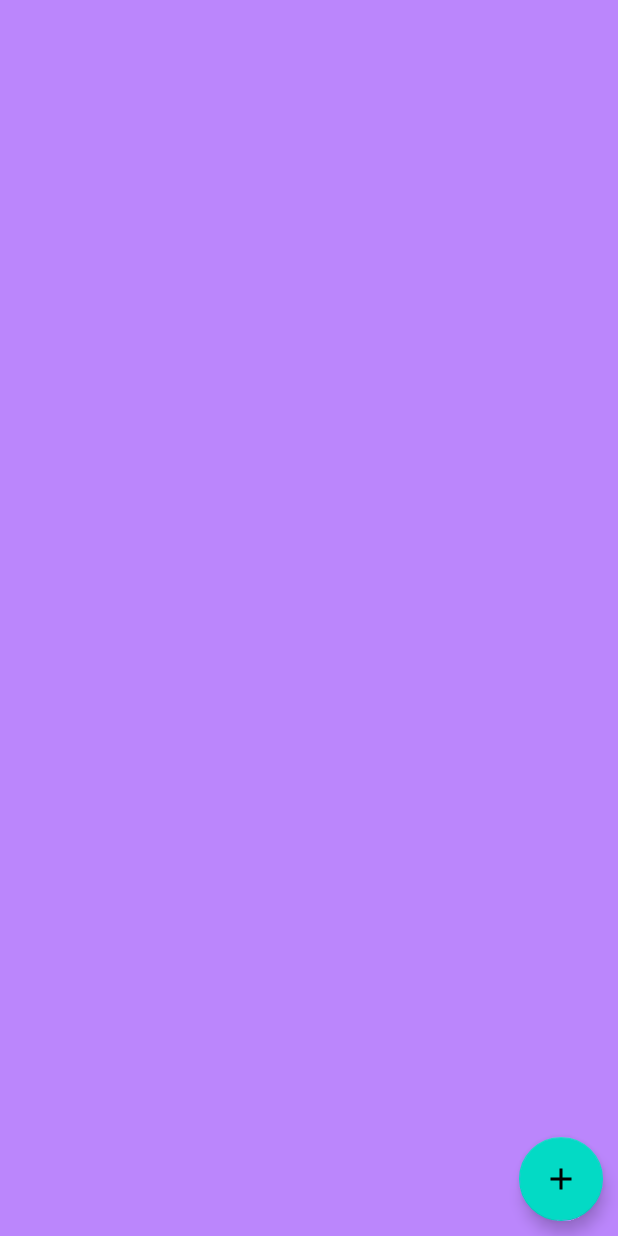
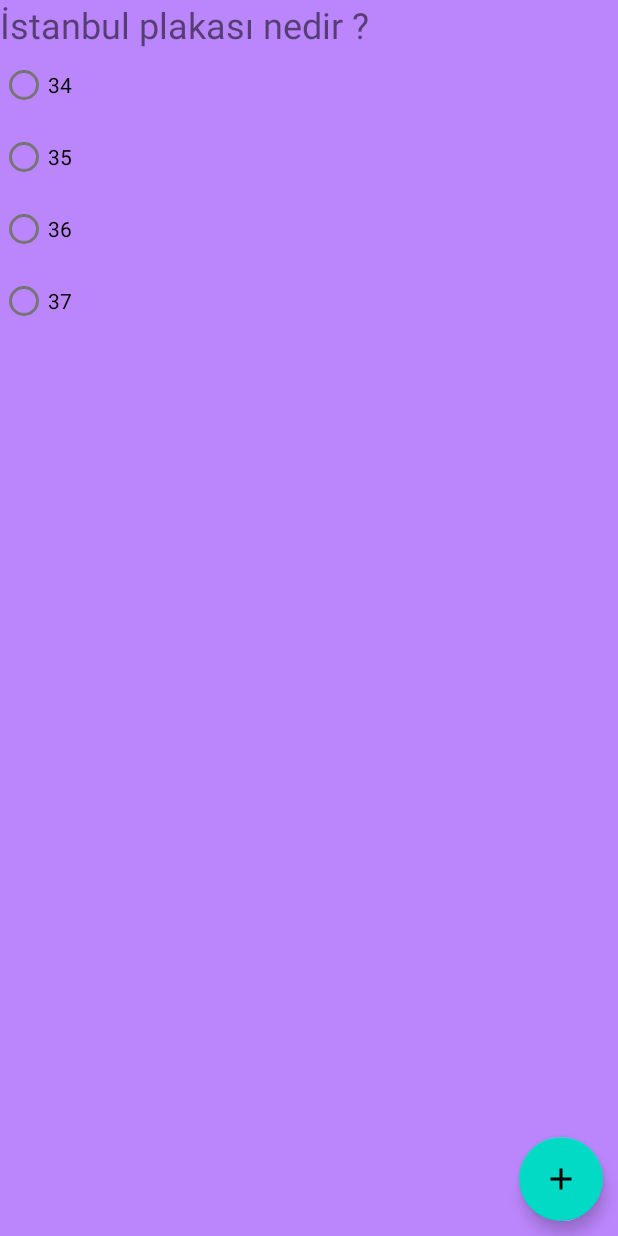
Before and after one commit to sahranurer/BootcampTekrarHepsiburada, an Android app: the screen it shows after launch (QuestionsActivity), on a phone screen of 412 x 824 dp. Run offline under Robolectric (Android 15) with nearby library versions, the phone set to English and light mode, and no system bars.

Commit message:
Soru ekleme işlemi recyclerview,adapter işlevlerinin kullanılması sağlandı.

```diff
--- a/app/src/main/AndroidManifest.xml
+++ b/app/src/main/AndroidManifest.xml
@@ -10,11 +10,11 @@
         android:supportsRtl="true"
         android:theme="@style/Theme.BootcampTekrarHepsiburada">
         <activity
-            android:name=".bilgiyarismasi.model.AddNewQuestionsActivity"
+            android:name=".bilgiyarismasi.question.AddNewQuestionsActivity"
             android:windowSoftInputMode="adjustResize"
             android:exported="true" />
         <activity
-            android:name=".bilgiyarismasi.model.QuestionsActivity"
+            android:name=".bilgiyarismasi.question.QuestionsActivity"
             android:exported="true">
         <intent-filter>
             <action android:name="android.intent.action.MAIN" />
--- a/app/src/main/java/com/sahraer/bootcamptekrarhepsiburada/MainActivity.kt
+++ b/app/src/main/java/com/sahraer/bootcamptekrarhepsiburada/MainActivity.kt
@@ -5,7 +5,7 @@ import androidx.appcompat.app.AppCompatActivity
 import android.os.Bundle
 import android.util.Log
 import android.view.View
-import com.sahraer.bootcamptekrarhepsiburada.bilgiyarismasi.model.QuestionsActivity
+import com.sahraer.bootcamptekrarhepsiburada.bilgiyarismasi.question.QuestionsActivity
 
 class MainActivity : AppCompatActivity() {
     val buttonQuestions by lazy {findViewById<View>(R.id.button_questions)}
--- /dev/null
+++ b/app/src/main/java/com/sahraer/bootcamptekrarhepsiburada/bilgiyarismasi/data/CampHelper.kt
@@ -0,0 +1,21 @@
+package com.sahraer.bootcamptekrarhepsiburada.bilgiyarismasi.data
+
+import com.sahraer.bootcamptekrarhepsiburada.bilgiyarismasi.data.model.Answer
+import com.sahraer.bootcamptekrarhepsiburada.bilgiyarismasi.data.model.Question
+
+object CampHelper {
+
+    val list = arrayListOf(Question(
+        question = "İstanbul plakası nedir ?",
+        answers = arrayListOf(
+        Answer(type = "A",answer = "34"),
+        Answer(type = "B",answer = "35") ,
+        Answer(type = "C",answer = "36"),
+        Answer(type = "D",answer = "37")
+    ),
+    correntAnswer = "C"))
+
+
+
+
+}
--- /dev/null
+++ b/app/src/main/java/com/sahraer/bootcamptekrarhepsiburada/bilgiyarismasi/data/model/Answer.kt
@@ -0,0 +1,3 @@
+package com.sahraer.bootcamptekrarhepsiburada.bilgiyarismasi.data.model
+
+data class Answer(val type:String,val answer:String)
--- /dev/null
+++ b/app/src/main/java/com/sahraer/bootcamptekrarhepsiburada/bilgiyarismasi/data/model/Question.kt
@@ -0,0 +1,11 @@
+package com.sahraer.bootcamptekrarhepsiburada.bilgiyarismasi.data.model
+
+data class Question(val question:String,
+                    val answers:ArrayList<Answer>,
+                    val correntAnswer:String)  // data class nedir -dataya eklenen kısımlar eklenebilir
+
+{
+    fun countAnswer() : Int{
+        return answers.count()
+    }
+}
--- a/app/src/main/java/com/sahraer/bootcamptekrarhepsiburada/bilgiyarismasi/model/QuestionsActivity.kt
+++ /dev/null
@@ -1,24 +0,0 @@
-package com.sahraer.bootcamptekrarhepsiburada.bilgiyarismasi.model
-
-import android.content.Intent
-import androidx.appcompat.app.AppCompatActivity
-import android.os.Bundle
-import android.view.View
-import com.sahraer.bootcamptekrarhepsiburada.R
-
-class QuestionsActivity : AppCompatActivity() {
-
-    private val fab by lazy{findViewById<View>(R.id.fab)}
-
-
-    override fun onCreate(savedInstanceState: Bundle?) {
-        super.onCreate(savedInstanceState)
-        setContentView(R.layout.activity_questions)
-
-        fab.setOnClickListener {
-            startActivity(Intent(this,AddNewQuestionsActivity::class.java))
-        }
-
-
-    }
-}
--- /dev/null
+++ b/app/src/main/java/com/sahraer/bootcamptekrarhepsiburada/bilgiyarismasi/question/QuestionAdapter.kt
@@ -0,0 +1,45 @@
+package com.sahraer.bootcamptekrarhepsiburada.bilgiyarismasi.question
+
+import android.view.LayoutInflater
+import android.view.View
+import android.view.ViewGroup
+import android.widget.RadioButton
+import android.widget.TextView
+import androidx.recyclerview.widget.RecyclerView
+import com.sahraer.bootcamptekrarhepsiburada.R
+import com.sahraer.bootcamptekrarhepsiburada.bilgiyarismasi.data.model.Question
+
+class QuestionAdapter(private val list:ArrayList<Question>) : RecyclerView.Adapter<QuestionAdapter.QuestionViewHolder>() {
+
+    inner class QuestionViewHolder(itemView: View): RecyclerView.ViewHolder(itemView){
+
+        private val questionTextView by lazy{itemView.findViewById<TextView>(R.id.text_view_question)}
+        private val aRadioButton by lazy{itemView.findViewById<RadioButton>(R.id.radio_button_a)}
+        private val bRadioButton by lazy{itemView.findViewById<RadioButton>(R.id.radio_button_b)}
+        private val cRadioButton by lazy{itemView.findViewById<RadioButton>(R.id.radio_button_c)}
+        private val dRadioButton by lazy{itemView.findViewById<RadioButton>(R.id.radio_button_d)}
+
+
+        fun bind(question: Question){
+
+            questionTextView.text = question.question // setleme işlemi
+            aRadioButton.text = question.answers[0].answer
+            bRadioButton.text =  question.answers[1].answer
+            cRadioButton.text =  question.answers[2].answer
+            dRadioButton.text =  question.answers[3].answer
+
+
+        }
+
+    }
+
+    override fun onCreateViewHolder(parent: ViewGroup, viewType: Int) = QuestionViewHolder(
+        LayoutInflater.from(parent.context).inflate(R.layout.item_question,parent,false)
+    )
+
+    override fun onBindViewHolder(holder: QuestionViewHolder, position: Int) {
+        holder.bind(list[position])
+    }
+
+    override fun getItemCount() = list.size
+}
--- /dev/null
+++ b/app/src/main/java/com/sahraer/bootcamptekrarhepsiburada/bilgiyarismasi/question/QuestionsActivity.kt
@@ -0,0 +1,75 @@
+package com.sahraer.bootcamptekrarhepsiburada.bilgiyarismasi.question
+
+import android.content.Intent
+import androidx.appcompat.app.AppCompatActivity
+import android.os.Bundle
+import android.util.Log
+import android.view.View
+import androidx.recyclerview.widget.LinearLayoutManager
+import androidx.recyclerview.widget.RecyclerView
+import com.sahraer.bootcamptekrarhepsiburada.R
+import com.sahraer.bootcamptekrarhepsiburada.bilgiyarismasi.data.CampHelper
+
+class QuestionsActivity : AppCompatActivity() {
+
+    private val fab by lazy{findViewById<View>(R.id.fab)}
+    private val recyclerViewQuestion by lazy {findViewById<RecyclerView>(R.id.recycler_view_question)}
+
+
+    override fun onCreate(savedInstanceState: Bundle?) {
+        super.onCreate(savedInstanceState)
+        setContentView(R.layout.activity_questions)
+
+        fab.setOnClickListener {
+            startActivity(Intent(this,AddNewQuestionsActivity::class.java))
+        }
+
+        Log.d("QuestionsActivity","onCreate()")
+
+        initQuestions()
+
+
+
+
+
+    }
+
+    private fun bindQuestions() { // görünüm ayarlama işlemi
+        recyclerViewQuestion.layoutManager = LinearLayoutManager(this,LinearLayoutManager.VERTICAL,false)
+    }
+
+    private fun initQuestions() { //list adaptera verilme işlemi
+        recyclerViewQuestion.adapter = QuestionAdapter(CampHelper.list)
+    }
+
+    //activity lifecycle
+    override fun onResume() {
+        super.onResume()
+        bindQuestions()
+    Log.d("QuestionsActivity","onResume()")
+    Log.d("QuestionsActivity","List:${CampHelper.list.size}")
+
+    }
+
+    override fun onStart() {
+        super.onStart()
+        Log.d("QuestionsActivity","onStart()")
+    }
+
+    override fun onPause() {
+        super.onPause()
+        Log.d("QuestionsActivity","onPause()")
+    }
+
+    override fun onDestroy() {
+        super.onDestroy()
+        Log.d("QuestionsActivity","onDestroy()")
+    }
+
+    override fun onStop() {
+        super.onStop()
+        Log.d("QuestionsActivity","onStop()")
+    }
+
+
+}
--- a/app/src/main/res/layout/activity_add_new_questions.xml
+++ b/app/src/main/res/layout/activity_add_new_questions.xml
@@ -4,7 +4,7 @@
     xmlns:tools="http://schemas.android.com/tools"
     android:layout_width="match_parent"
     android:layout_height="match_parent"
-    tools:context=".bilgiyarismasi.model.AddNewQuestionsActivity">
+    tools:context=".bilgiyarismasi.question.AddNewQuestionsActivity">
 
 
     <TextView
@@ -108,7 +108,6 @@
         android:inputType="textPersonName"
         app:layout_constraintEnd_toEndOf="parent"
         app:layout_constraintHorizontal_bias="0.0"
-        app:layout_constraintStart_toEndOf="@+id/radioButton_a"
         app:layout_constraintTop_toBottomOf="@+id/textView" />
 
     <EditText
@@ -122,7 +121,6 @@
         android:inputType="textPersonName"
         app:layout_constraintEnd_toEndOf="parent"
         app:layout_constraintHorizontal_bias="0.0"
-        app:layout_constraintStart_toEndOf="@+id/radioButton_b"
         app:layout_constraintTop_toBottomOf="@+id/editText_a" />
 
 
@@ -137,7 +135,6 @@
         android:inputType="textPersonName"
         app:layout_constraintEnd_toEndOf="parent"
         app:layout_constraintHorizontal_bias="0.0"
-        app:layout_constraintStart_toEndOf="@+id/radioButton_c"
         app:layout_constraintTop_toBottomOf="@+id/editText_b" />
 
     <EditText
@@ -151,7 +148,6 @@
         android:inputType="textPersonName"
         app:layout_constraintEnd_toEndOf="parent"
         app:layout_constraintHorizontal_bias="0.0"
-        app:layout_constraintStart_toEndOf="@+id/radioButton_d"
         app:layout_constraintTop_toBottomOf="@+id/editText_c" />
 
     <Button
--- a/app/src/main/res/layout/activity_questions.xml
+++ b/app/src/main/res/layout/activity_questions.xml
@@ -5,9 +5,14 @@
     android:layout_width="match_parent"
     android:layout_height="match_parent"
     android:background="@color/purple_200"
-    tools:context=".bilgiyarismasi.model.QuestionsActivity">
+    tools:context=".bilgiyarismasi.question.QuestionsActivity">
 
-
+    <androidx.recyclerview.widget.RecyclerView
+        android:id="@+id/recycler_view_question"
+        android:layout_width="match_parent"
+        tools:listitem="@layout/item_question"
+        tools:itemCount="5"
+        android:layout_height="match_parent"/>
 
     <com.google.android.material.floatingactionbutton.FloatingActionButton
         android:id="@+id/fab"
--- /dev/null
+++ b/app/src/main/res/layout/item_question.xml
@@ -0,0 +1,53 @@
+<?xml version="1.0" encoding="utf-8"?>
+<androidx.constraintlayout.widget.ConstraintLayout xmlns:android="http://schemas.android.com/apk/res/android"
+    android:layout_width="match_parent"
+    android:layout_height="wrap_content"
+    xmlns:app="http://schemas.android.com/apk/res-auto">
+
+    <TextView
+        android:id="@+id/text_view_question"
+        android:layout_width="match_parent"
+        android:layout_height="wrap_content"
+        android:layout_marginBottom="50dp"
+        android:background="@color/purple_200"
+        android:paddingEnd="50dp"
+        android:text="Soru"
+        android:textSize="24dp"
+        app:layout_constraintBottom_toTopOf="@+id/radio_group"
+        app:layout_constraintEnd_toEndOf="parent"
+        app:layout_constraintStart_toStartOf="parent"
+        app:layout_constraintTop_toTopOf="parent" />
+
+    <RadioGroup
+        android:id="@+id/radio_group"
+        app:layout_constraintTop_toBottomOf="@+id/text_view_question"
+        app:layout_constraintStart_toStartOf="@+id/text_view_question"
+
+        android:layout_width="match_parent"
+        android:layout_height="wrap_content"
+        android:orientation="vertical">
+        <RadioButton
+            android:id="@+id/radio_button_a"
+            android:layout_width="match_parent"
+            android:text="A şıkkı"
+            android:layout_height="wrap_content"/>
+        <RadioButton
+            android:id="@+id/radio_button_b"
+            android:layout_width="match_parent"
+            android:text="B şıkkı"
+            android:layout_height="wrap_content"/>
+        <RadioButton
+            android:id="@+id/radio_button_c"
+            android:layout_width="match_parent"
+            android:text="C şıkkı"
+            android:layout_height="wrap_content"/>
+        <RadioButton
+            android:id="@+id/radio_button_d"
+            android:text="D şıkkı"
+            android:layout_width="match_parent"
+            android:layout_height="wrap_content"/>
+    </RadioGroup>
+
+
+
+</androidx.constraintlayout.widget.ConstraintLayout>
```
Also changed, not shown: app/src/main/java/com/sahraer/bootcamptekrarhepsiburada/bilgiyarismasi/question/AddNewQuestionsActivity.kt (renamed from app/src/main/java/com/sahraer/bootcamptekrarhepsiburada/bilgiyarismasi/model/AddNewQuestionsActivity.kt, +21 -4 lines), 1 other file.
